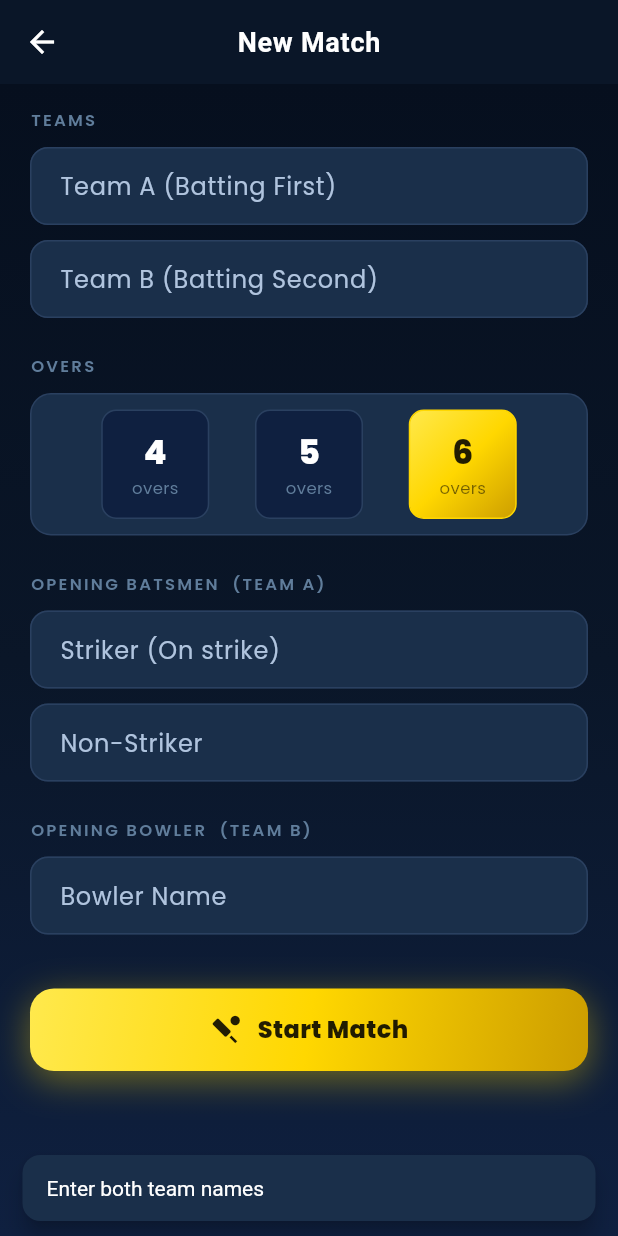
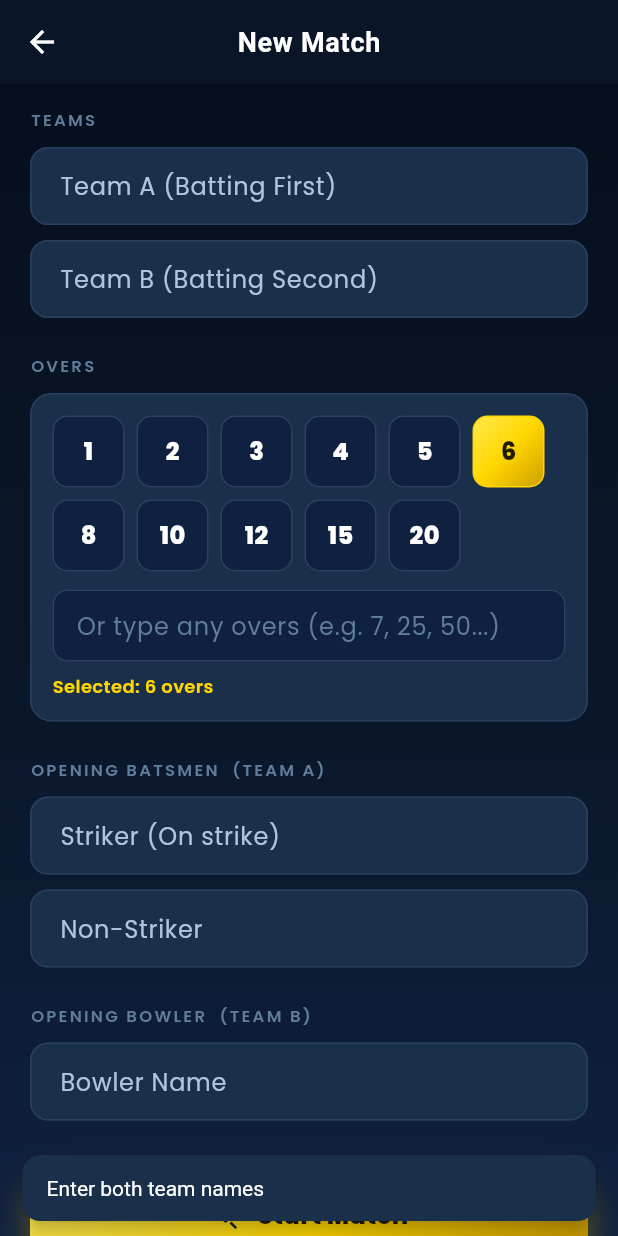
Before and after one commit to jaakammkr40-sudo/CricByAli, a Flutter app: the MatchSetupScreen screen opened directly, after a tap on "Start Match", on a phone screen of 412 x 824 dp. Run offline on Flutter 3.47's test engine with Material 3 defaults, Android fonts, the light colour scheme and no system bars; our stand-ins replace confetti, flutter_riverpod, google_fonts, shared_preferences; accounts and stored records are empty.

Commit message:
Overs: quick buttons 1-20 + free custom input

```diff
--- a/lib/screens/score/match_setup_screen.dart
+++ b/lib/screens/score/match_setup_screen.dart
@@ -18,7 +18,10 @@ class _MatchSetupScreenState extends ConsumerState<MatchSetupScreen> {
   final _strikerCtrl = TextEditingController();
   final _nonStrikerCtrl = TextEditingController();
   final _bowlerCtrl = TextEditingController();
+  final _customCtrl = TextEditingController();
+
   int _overs = 6;
+  bool _customOvers = false;
 
   @override
   void dispose() {
@@ -27,6 +30,7 @@ class _MatchSetupScreenState extends ConsumerState<MatchSetupScreen> {
     _strikerCtrl.dispose();
     _nonStrikerCtrl.dispose();
     _bowlerCtrl.dispose();
+    _customCtrl.dispose();
     super.dispose();
   }
 
@@ -37,22 +41,11 @@ class _MatchSetupScreenState extends ConsumerState<MatchSetupScreen> {
     final nonStriker = _nonStrikerCtrl.text.trim();
     final bowler = _bowlerCtrl.text.trim();
 
-    if (teamA.isEmpty || teamB.isEmpty) {
-      _err('Enter both team names');
-      return;
-    }
-    if (striker.isEmpty || nonStriker.isEmpty) {
-      _err('Enter both opening batsmen');
-      return;
-    }
-    if (striker == nonStriker) {
-      _err('Batsmen names must be different');
-      return;
-    }
-    if (bowler.isEmpty) {
-      _err('Enter opening bowler name');
-      return;
-    }
+    if (teamA.isEmpty || teamB.isEmpty) { _err('Enter both team names'); return; }
+    if (striker.isEmpty || nonStriker.isEmpty) { _err('Enter both opening batsmen'); return; }
+    if (striker == nonStriker) { _err('Batsmen names must be different'); return; }
+    if (bowler.isEmpty) { _err('Enter opening bowler name'); return; }
+    if (_overs < 1) { _err('Overs must be at least 1'); return; }
 
     ref.read(scoreProvider.notifier).startMatch(
           teamA: teamA,
@@ -69,10 +62,8 @@ class _MatchSetupScreenState extends ConsumerState<MatchSetupScreen> {
     );
   }
 
-  void _err(String msg) {
-    ScaffoldMessenger.of(context)
-        .showSnackBar(SnackBar(content: Text(msg)));
-  }
+  void _err(String msg) =>
+      ScaffoldMessenger.of(context).showSnackBar(SnackBar(content: Text(msg)));
 
   @override
   Widget build(BuildContext context) {
@@ -82,26 +73,26 @@ class _MatchSetupScreenState extends ConsumerState<MatchSetupScreen> {
         child: ListView(
           padding: const EdgeInsets.symmetric(horizontal: 20, vertical: 16),
           children: [
-            _section('Teams'),
+            _label('Teams'),
             const SizedBox(height: 10),
             _field(_teamACtrl, 'Team A (Batting First)', 'e.g. Al Fatah XI'),
             const SizedBox(height: 10),
             _field(_teamBCtrl, 'Team B (Batting Second)', 'e.g. Burewala XI'),
 
             const SizedBox(height: 24),
-            _section('Overs'),
+            _label('Overs'),
             const SizedBox(height: 10),
             _oversSelector(),
 
             const SizedBox(height: 24),
-            _section('Opening Batsmen  (Team A)'),
+            _label('Opening Batsmen  (Team A)'),
             const SizedBox(height: 10),
             _field(_strikerCtrl, 'Striker (On strike)', 'e.g. Sajid'),
             const SizedBox(height: 10),
             _field(_nonStrikerCtrl, 'Non-Striker', 'e.g. Kamran'),
 
             const SizedBox(height: 24),
-            _section('Opening Bowler  (Team B)'),
+            _label('Opening Bowler  (Team B)'),
             const SizedBox(height: 10),
             _field(_bowlerCtrl, 'Bowler Name', 'e.g. Ahmed'),
 
@@ -114,8 +105,8 @@ class _MatchSetupScreenState extends ConsumerState<MatchSetupScreen> {
     );
   }
 
-  Widget _section(String label) => Text(
-        label.toUpperCase(),
+  Widget _label(String text) => Text(
+        text.toUpperCase(),
         style: const TextStyle(
           color: AppColors.textMuted,
           fontSize: 11,
@@ -131,23 +122,34 @@ class _MatchSetupScreenState extends ConsumerState<MatchSetupScreen> {
         decoration: InputDecoration(labelText: label, hintText: hint),
       );
 
-  Widget _oversSelector() => Container(
-        padding: const EdgeInsets.symmetric(horizontal: 16, vertical: 10),
+  Widget _oversSelector() {
+    const quickValues = [1, 2, 3, 4, 5, 6, 8, 10, 12, 15, 20];
+    return Container(
+      padding: const EdgeInsets.all(14),
       decoration: BoxDecoration(
         color: AppColors.cardBg,
         borderRadius: BorderRadius.circular(14),
         border: Border.all(color: AppColors.cardBorder),
       ),
-        child: Row(
-          mainAxisAlignment: MainAxisAlignment.spaceEvenly,
-          children: [4, 5, 6].map((o) {
-            final selected = _overs == o;
+      child: Column(
+        crossAxisAlignment: CrossAxisAlignment.start,
+        children: [
+          // Quick select grid
+          Wrap(
+            spacing: 8,
+            runSpacing: 8,
+            children: quickValues.map((o) {
+              final selected = _overs == o && !_customOvers;
               return GestureDetector(
-              onTap: () => setState(() => _overs = o),
+                onTap: () => setState(() {
+                  _overs = o;
+                  _customOvers = false;
+                  _customCtrl.clear();
+                }),
                 child: AnimatedContainer(
-                duration: const Duration(milliseconds: 150),
-                width: 72,
-                padding: const EdgeInsets.symmetric(vertical: 12),
+                  duration: const Duration(milliseconds: 120),
+                  width: 48,
+                  height: 48,
                   decoration: BoxDecoration(
                     gradient: selected ? AppColors.goldGradient : null,
                     color: selected ? null : AppColors.bgMid,
@@ -156,30 +158,70 @@ class _MatchSetupScreenState extends ConsumerState<MatchSetupScreen> {
                       color: selected ? AppColors.secondary : AppColors.cardBorder,
                     ),
                   ),
-                child: Column(
-                  children: [
-                    Text(
+                  child: Center(
+                    child: Text(
                       '$o',
                       style: TextStyle(
                         color: selected ? Colors.black87 : AppColors.textPrimary,
-                        fontSize: 22,
+                        fontSize: 16,
                         fontWeight: FontWeight.w800,
                       ),
                     ),
-                    Text(
-                      'overs',
-                      style: TextStyle(
-                        color: selected ? Colors.black54 : AppColors.textMuted,
-                        fontSize: 11,
-                      ),
-                    ),
-                  ],
                   ),
                 ),
               );
             }).toList(),
           ),
+          const SizedBox(height: 12),
+          // Custom input
+          TextField(
+            controller: _customCtrl,
+            keyboardType: TextInputType.number,
+            style: const TextStyle(color: AppColors.textPrimary),
+            decoration: InputDecoration(
+              hintText: 'Or type any overs (e.g. 7, 25, 50...)',
+              filled: true,
+              fillColor: _customOvers
+                  ? AppColors.primary.withOpacity(0.08)
+                  : AppColors.bgMid,
+              border: OutlineInputBorder(
+                borderRadius: BorderRadius.circular(10),
+                borderSide: BorderSide(
+                  color: _customOvers ? AppColors.secondary : AppColors.cardBorder,
+                ),
+              ),
+              enabledBorder: OutlineInputBorder(
+                borderRadius: BorderRadius.circular(10),
+                borderSide: BorderSide(
+                  color: _customOvers ? AppColors.secondary : AppColors.cardBorder,
+                ),
+              ),
+              contentPadding:
+                  const EdgeInsets.symmetric(horizontal: 12, vertical: 10),
+            ),
+            onChanged: (v) {
+              final n = int.tryParse(v.trim());
+              if (n != null && n >= 1) {
+                setState(() {
+                  _overs = n;
+                  _customOvers = true;
+                });
+              }
+            },
+          ),
+          const SizedBox(height: 8),
+          Text(
+            'Selected: $_overs over${_overs == 1 ? '' : 's'}',
+            style: const TextStyle(
+              color: AppColors.secondary,
+              fontSize: 12,
+              fontWeight: FontWeight.w600,
+            ),
+          ),
+        ],
+      ),
     );
+  }
 
   Widget _startBtn() => GestureDetector(
         onTap: _startMatch,
```
Lines whose indentation alone changed are shown as unchanged.
